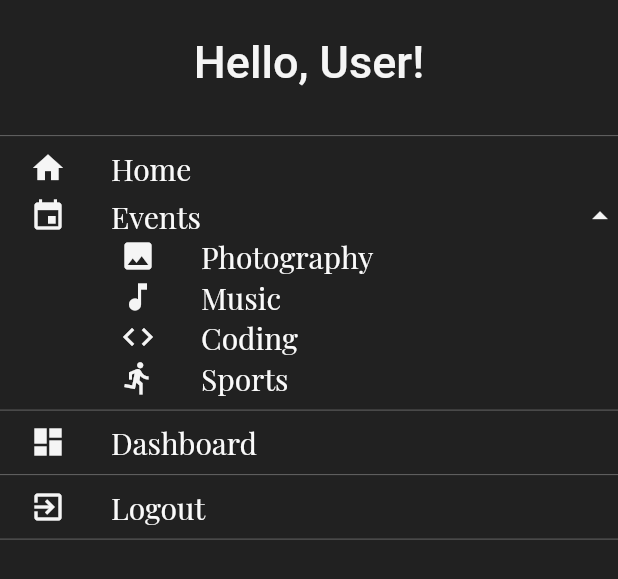
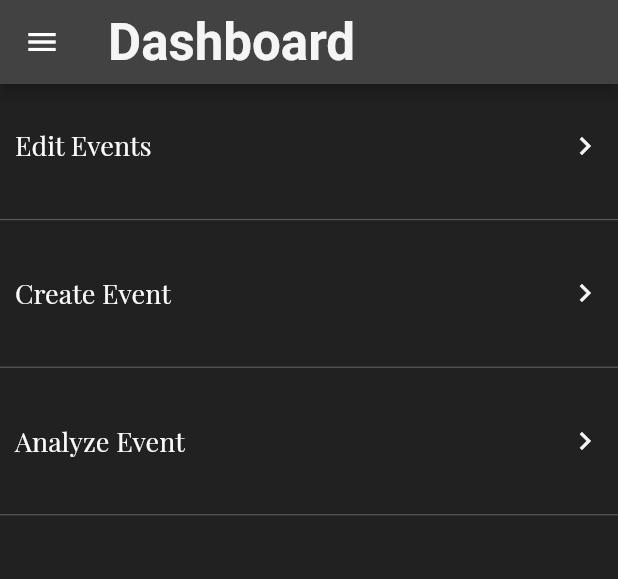
Before and after one commit to Ronik-Shah/College_Event_Management, a Flutter app: the AppDrawer widget shown alone on an empty page, opened directly, after a tap on "Events", after a tap on "Dashboard", on a phone screen of 412 x 824 dp. Shown: the top 579 px of the screen. Run offline on Flutter 3.47's test engine with Material 2 defaults, Android fonts, the phone set to English and light mode, and no system bars; Roboto replaces fonts that are missing (Ubuntu); project files that could hold a hidden picture were left out.

Commit message:
Added Create Event Page part 1

```diff
--- /dev/null
+++ b/lib/Screens/Dashboard/admin_dashboard.dart
@@ -0,0 +1,59 @@
+import 'package:flutter/material.dart';
+
+import './admin_dashboard_create_event.dart';
+
+import 'package:college_event_management/Widgets/app_drawer.dart';
+
+class AdminDashboard extends StatelessWidget {
+  static String routeName = "/AdminDashBoard";
+
+  Widget buildDashBoardItem(String eventName, BuildContext context,
+      MediaQueryData mediaQuery, Function onTapFunction) {
+    return Material(
+      color: Theme.of(context).scaffoldBackgroundColor,
+      child: InkWell(
+        onTap: onTapFunction,
+        child: Container(
+          height: mediaQuery.size.height * 0.1,
+          margin: const EdgeInsets.symmetric(horizontal: 10),
+          child: Row(
+            mainAxisAlignment: MainAxisAlignment.spaceBetween,
+            children: <Widget>[
+              Text(eventName),
+              Icon(
+                Icons.chevron_right,
+              ),
+            ],
+          ),
+        ),
+      ),
+    );
+  }
+
+  @override
+  Widget build(BuildContext context) {
+    MediaQueryData mediaQuery = MediaQuery.of(context);
+    return SafeArea(
+      child: Scaffold(
+        appBar: AppBar(
+          title: Text("Dashboard"),
+        ),
+        drawer: Drawer(
+          child: AppDrawer(),
+        ),
+        body: Column(
+          children: <Widget>[
+            buildDashBoardItem("Edit Events", context, mediaQuery, () {}),
+            Divider(),
+            buildDashBoardItem("Create Event", context, mediaQuery, () {
+              Navigator.of(context).pushNamed(CreateEventPage1.routeName);
+            }),
+            Divider(),
+            buildDashBoardItem("Analyze Event", context, mediaQuery, () {}),
+            Divider(),
+          ],
+        ),
+      ),
+    );
+  }
+}
--- a/lib/Widgets/app_drawer.dart
+++ b/lib/Widgets/app_drawer.dart
@@ -1,4 +1,6 @@
 import 'package:flutter/material.dart';
+
+import '../Screens/Dashboard/admin_dashboard.dart';
 
 class AppDrawer extends StatefulWidget {
   @override
@@ -9,13 +11,14 @@ class _AppDrawerState extends State<AppDrawer> {
   bool _isEventMenuOpen = false;
 
   Widget buildDrawerItem(IconData icon, String iconText, double initialSpacing,
-      BuildContext context, Function onTapFunction) {
+      BuildContext context, MediaQueryData mediaQuery, Function onTapFunction) {
     return Material(
       color: Theme.of(context).scaffoldBackgroundColor,
       child: InkWell(
         onTap: onTapFunction,
         child: Container(
           width: double.infinity,
+          height: mediaQuery.size.height * 0.05,
           child: Row(
             children: <Widget>[
               SizedBox(width: initialSpacing),
@@ -35,14 +38,21 @@ class _AppDrawerState extends State<AppDrawer> {
     );
   }
 
-  Widget buildDrawerMenu(IconData icon, String iconText, double initialSpacing,
-      BuildContext context, bool checkMenuOpen, Function onTapFunction) {
+  Widget buildDrawerMenu(
+      IconData icon,
+      String iconText,
+      double initialSpacing,
+      BuildContext context,
+      MediaQueryData mediaQuery,
+      bool checkMenuOpen,
+      Function onTapFunction) {
     return Material(
       color: Theme.of(context).scaffoldBackgroundColor,
       child: InkWell(
         onTap: onTapFunction,
         child: Container(
           width: double.infinity,
+          height: mediaQuery.size.height * 0.05,
           child: Row(
             children: <Widget>[
               SizedBox(width: initialSpacing),
@@ -86,9 +96,10 @@ class _AppDrawerState extends State<AppDrawer> {
             ),
           ),
           Divider(),
-          buildDrawerItem(Icons.home, "Home", 20, context, () {}),
+          buildDrawerItem(Icons.home, "Home", 20, context, mediaQuery, () {}),
           SizedBox(height: 5),
-          buildDrawerMenu(Icons.event, "Events", 20, context, _isEventMenuOpen,
+          buildDrawerMenu(
+              Icons.event, "Events", 20, context, mediaQuery, _isEventMenuOpen,
               () {
             setState(() {
               _isEventMenuOpen = !_isEventMenuOpen;
@@ -97,17 +108,24 @@ class _AppDrawerState extends State<AppDrawer> {
           if (_isEventMenuOpen)
             Column(
               children: <Widget>[
-                buildDrawerItem(Icons.photo, "Photography", 80, context, () {}),
-                buildDrawerItem(Icons.music_note, "Music", 80, context, () {}),
-                buildDrawerItem(Icons.code, "Coding", 80, context, () {}),
                 buildDrawerItem(
-                    Icons.directions_run, "Sports", 80, context, () {}),
+                    Icons.photo, "Photography", 80, context, mediaQuery, () {}),
+                buildDrawerItem(
+                    Icons.music_note, "Music", 80, context, mediaQuery, () {}),
+                buildDrawerItem(
+                    Icons.code, "Coding", 80, context, mediaQuery, () {}),
+                buildDrawerItem(Icons.directions_run, "Sports", 80, context,
+                    mediaQuery, () {}),
               ],
             ),
           Divider(),
-          buildDrawerItem(Icons.dashboard, "Dashboard", 20, context, () {}),
+          buildDrawerItem(Icons.dashboard, "Dashboard", 20, context, mediaQuery,
+              () {
+            Navigator.of(context).pushNamed(AdminDashboard.routeName);
+          }),
           Divider(),
-          buildDrawerItem(Icons.exit_to_app, "Logout", 20, context, () {}),
+          buildDrawerItem(
+              Icons.exit_to_app, "Logout", 20, context, mediaQuery, () {}),
           Divider(),
         ],
       ),
```
Also changed, not shown: lib/Screens/Dashboard/admin_dashboard_create_event.dart (added, +152 -0 lines), lib/Screens/EventsDescription/events_description.dart (+16 -1 lines), lib/main.dart (+49 -0 lines).
